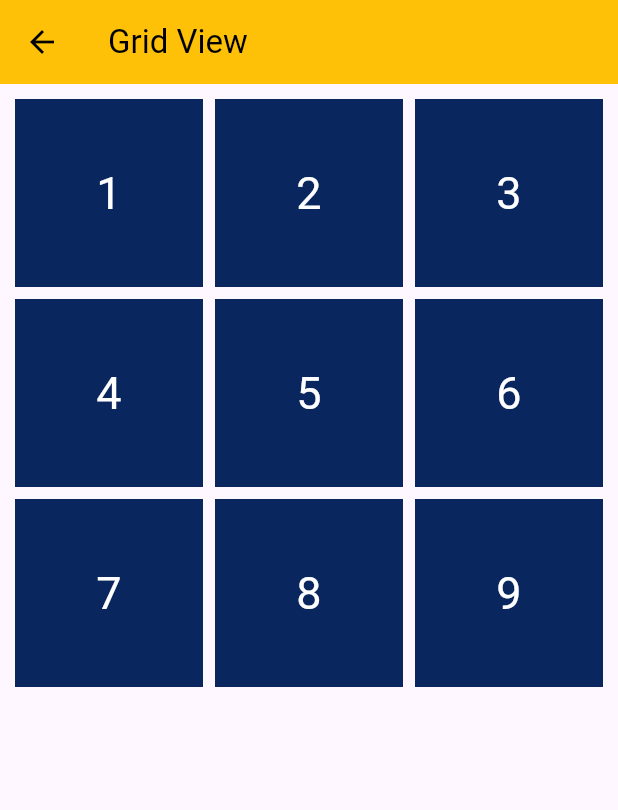
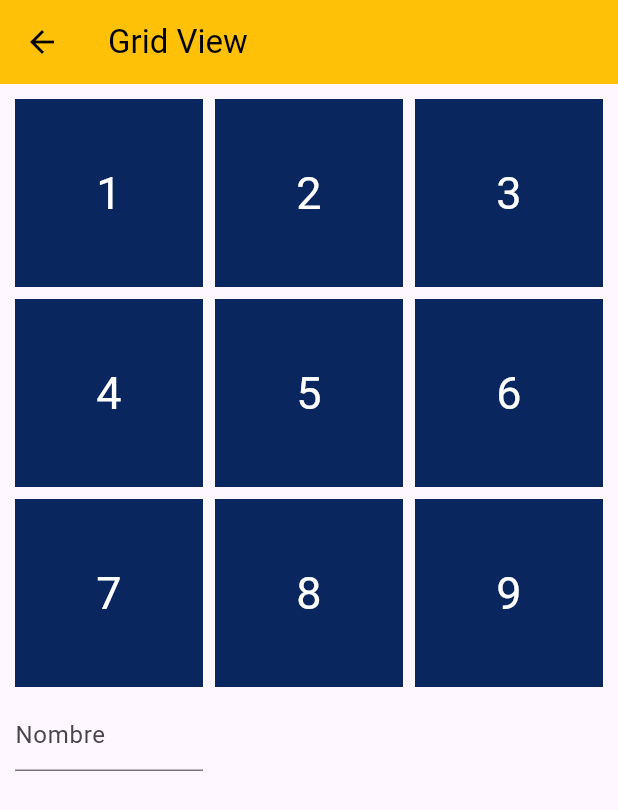
Before and after one commit to LuisMeraz01/WidgetsBasics, a Flutter app: the ScreenGrid screen opened by its route, on a phone screen of 412 x 824 dp. Shown: the top 810 px of the screen. Run offline on Flutter 3.47's test engine with Material 3 defaults, Android fonts, the phone set to English and light mode, and no system bars.

Commit message:
Pruebas de TextFormField

```diff
--- a/lib/screens/screen_grid.dart
+++ b/lib/screens/screen_grid.dart
@@ -77,8 +77,26 @@ class ScreenGrid extends StatelessWidget {
               color: const Color.fromARGB(255, 9, 38, 94),
               child: const Center(child: Text('9', style: TextStyle(color: Colors.white, fontSize: 30),textAlign: TextAlign.center)),
             ),
+
+            const Column(
+
+              children: [
+                SizedBox(
+                  width: 500,
+                  height: 70,
+                  child: TextField(
+                    decoration: InputDecoration(
+                      hintText: 'Nombre'
+                    ),
+                  ),
+                ),
+              ],
+            )
+
           ],
         ),
+
+
       )
 
     );
```
